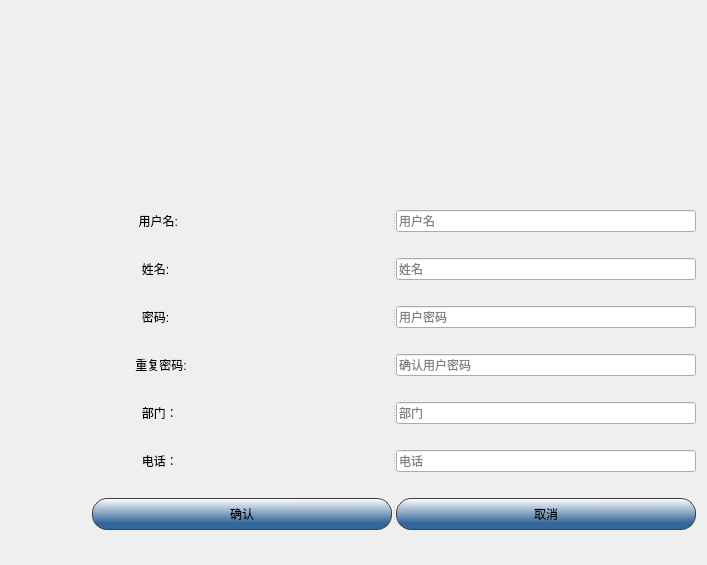
The window that UI/SigninWindow.ui (peipan/charge_station) describes before a commit, drawn with Qt 5.
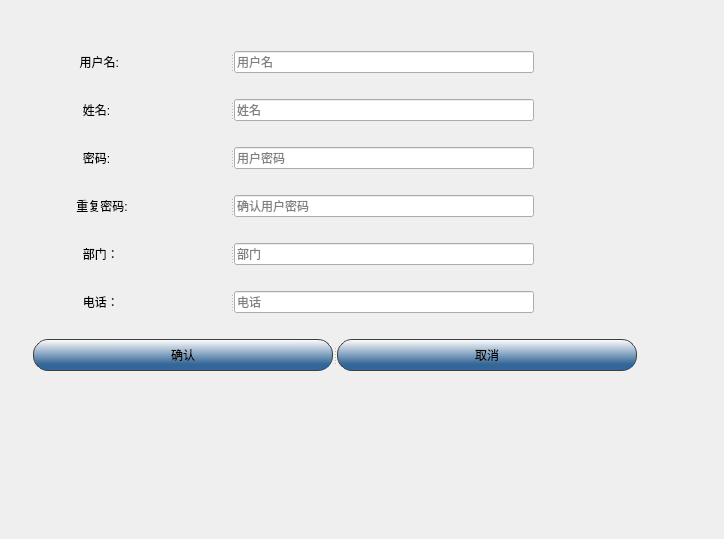
The same window after the commit.

Diff of the .ui file:
```diff
--- a/UI/SigninWindow.ui
+++ b/UI/SigninWindow.ui
@@ -6,44 +6,44 @@
    <rect>
     <x>0</x>
     <y>0</y>
-    <width>707</width>
-    <height>565</height>
+    <width>724</width>
+    <height>539</height>
    </rect>
   </property>
+  <property name="sizePolicy">
+   <sizepolicy hsizetype="Expanding" vsizetype="Preferred">
+    <horstretch>0</horstretch>
+    <verstretch>0</verstretch>
+   </sizepolicy>
+  </property>
   <property name="windowTitle">
    <string>Dialog</string>
   </property>
-  <layout class="QGridLayout" name="gridLayout">
-   <item row="0" column="0" colspan="2">
-    <widget class="QLabel" name="label_8">
-     <property name="minimumSize">
-      <size>
-       <width>0</width>
-       <height>0</height>
-      </size>
-     </property>
-     <property name="maximumSize">
-      <size>
-       <width>685</width>
-       <height>129</height>
-      </size>
-     </property>
-     <property name="styleSheet">
-      <string notr="true"/>
-     </property>
-     <property name="text">
-      <string/>
-     </property>
-     <property name="alignment">
-      <set>Qt::AlignCenter</set>
-     </property>
-    </widget>
-   </item>
-   <item row="3" column="1">
+  <layout class="QFormLayout" name="formLayout">
+   <item row="1" column="0">
     <layout class="QVBoxLayout" name="verticalLayout">
-     <property name="sizeConstraint">
-      <enum>QLayout::SetFixedSize</enum>
+     <property name="leftMargin">
+      <number>22</number>
      </property>
+     <property name="rightMargin">
+      <number>0</number>
+     </property>
+     <item>
+      <spacer name="verticalSpacer_7">
+       <property name="orientation">
+        <enum>Qt::Vertical</enum>
+       </property>
+       <property name="sizeType">
+        <enum>QSizePolicy::Fixed</enum>
+       </property>
+       <property name="sizeHint" stdset="0">
+        <size>
+         <width>679</width>
+         <height>20</height>
+        </size>
+       </property>
+      </spacer>
+     </item>
      <item>
       <widget class="QSplitter" name="name">
        <property name="orientation">
@@ -52,13 +52,13 @@
        <widget class="QLabel" name="label">
         <property name="minimumSize">
          <size>
-          <width>47</width>
+          <width>0</width>
           <height>19</height>
          </size>
         </property>
         <property name="maximumSize">
          <size>
-          <width>16777215</width>
+          <width>197</width>
           <height>16777215</height>
          </size>
         </property>
@@ -122,7 +122,7 @@
        </property>
        <property name="sizeHint" stdset="0">
         <size>
-         <width>20</width>
+         <width>676</width>
          <height>20</height>
         </size>
        </property>
@@ -136,10 +136,16 @@
        <widget class="QLabel" name="label_5">
         <property name="minimumSize">
          <size>
-          <width>47</width>
+          <width>0</width>
           <height>19</height>
          </size>
         </property>
+        <property name="maximumSize">
+         <size>
+          <width>197</width>
+          <height>16777215</height>
+         </size>
+        </property>
         <property name="styleSheet">
          <string notr="true">font: 75 12pt &quot;微软雅黑&quot;;</string>
         </property>
@@ -156,7 +162,7 @@
         </property>
         <property name="minimumSize">
          <size>
-          <width>0</width>
+          <width>300</width>
           <height>0</height>
          </size>
         </property>
@@ -197,7 +203,7 @@
        </property>
        <property name="sizeHint" stdset="0">
         <size>
-         <width>20</width>
+         <width>676</width>
          <height>20</height>
         </size>
        </property>
@@ -211,10 +217,16 @@
        <widget class="QLabel" name="label_2">
         <property name="minimumSize">
          <size>
-          <width>47</width>
+          <width>0</width>
           <height>19</height>
          </size>
         </property>
+        <property name="maximumSize">
+         <size>
+          <width>197</width>
+          <height>16777215</height>
+         </size>
+        </property>
         <property name="styleSheet">
          <string notr="true">font: 75 12pt &quot;微软雅黑&quot;;</string>
         </property>
@@ -231,7 +243,7 @@
         </property>
         <property name="minimumSize">
          <size>
-          <width>0</width>
+          <width>300</width>
           <height>0</height>
          </size>
         </property>
@@ -266,7 +278,7 @@
        </property>
        <property name="sizeHint" stdset="0">
         <size>
-         <width>20</width>
+         <width>676</width>
          <height>20</height>
         </size>
        </property>
@@ -280,13 +292,13 @@
        <widget class="QLabel" name="label_4">
         <property name="minimumSize">
          <size>
-          <width>0</width>
+          <width>197</width>
           <height>20</height>
          </size>
         </property>
         <property name="maximumSize">
          <size>
-          <width>16777215</width>
+          <width>197</width>
           <height>16777215</height>
          </size>
         </property>
@@ -342,7 +354,7 @@
        </property>
        <property name="sizeHint" stdset="0">
         <size>
-         <width>20</width>
+         <width>676</width>
          <height>20</height>
         </size>
        </property>
@@ -356,10 +368,16 @@
        <widget class="QLabel" name="label_7">
         <property name="minimumSize">
          <size>
-          <width>47</width>
+          <width>0</width>
           <height>19</height>
          </size>
         </property>
+        <property name="maximumSize">
+         <size>
+          <width>197</width>
+          <height>16777215</height>
+         </size>
+        </property>
         <property name="styleSheet">
          <string notr="true">font: 75 12pt &quot;微软雅黑&quot;;</string>
         </property>
@@ -411,7 +429,7 @@
        </property>
        <property name="sizeHint" stdset="0">
         <size>
-         <width>20</width>
+         <width>676</width>
          <height>20</height>
         </size>
        </property>
@@ -431,13 +449,13 @@
         </property>
         <property name="minimumSize">
          <size>
-          <width>99</width>
+          <width>0</width>
           <height>19</height>
          </size>
         </property>
         <property name="maximumSize">
          <size>
-          <width>16777215</width>
+          <width>197</width>
           <height>16777215</height>
          </size>
         </property>
@@ -492,7 +510,7 @@
        </property>
        <property name="sizeHint" stdset="0">
         <size>
-         <width>20</width>
+         <width>676</width>
          <height>20</height>
         </size>
        </property>
@@ -504,6 +522,12 @@
         <enum>Qt::Horizontal</enum>
        </property>
        <widget class="QPushButton" name="btn_confirm_2">
+        <property name="maximumSize">
+         <size>
+          <width>300</width>
+          <height>16777215</height>
+         </size>
+        </property>
         <property name="styleSheet">
          <string notr="true">background-color: qlineargradient(spread:pad, x1:0.541701, y1:1, x2:0.537, y2:0, stop:0.20398 rgba(51, 102, 153, 255), stop:1 rgba(255, 255, 255, 255));
 border-style:none;
@@ -519,6 +543,12 @@
         </property>
        </widget>
        <widget class="QPushButton" name="btn_cancel">
+        <property name="maximumSize">
+         <size>
+          <width>300</width>
+          <height>16777215</height>
+         </size>
+        </property>
         <property name="styleSheet">
          <string notr="true">background-color: qlineargradient(spread:pad, x1:0.541701, y1:1, x2:0.537, y2:0, stop:0.20398 rgba(51, 102, 153, 255), stop:1 rgba(255, 255, 255, 255));
 border-style:none;
@@ -537,44 +567,31 @@
      </item>
     </layout>
    </item>
-   <item row="3" column="0">
-    <widget class="QLabel" name="label_9">
+   <item row="0" column="0" colspan="2">
+    <widget class="QLabel" name="label_8">
      <property name="minimumSize">
       <size>
-       <width>75</width>
-       <height>75</height>
+       <width>0</width>
+       <height>0</height>
       </size>
      </property>
      <property name="maximumSize">
       <size>
-       <width>75</width>
-       <height>75</height>
+       <width>685</width>
+       <height>129</height>
       </size>
      </property>
      <property name="styleSheet">
       <string notr="true"/>
      </property>
      <property name="text">
-      <string>&lt;html&gt;&lt;head/&gt;&lt;body&gt;&lt;p&gt;&lt;br/&gt;&lt;/p&gt;&lt;/body&gt;&lt;/html&gt;</string>
+      <string/>
+     </property>
+     <property name="alignment">
+      <set>Qt::AlignCenter</set>
      </property>
     </widget>
    </item>
-   <item row="1" column="0" colspan="2">
-    <spacer name="verticalSpacer_7">
-     <property name="orientation">
-      <enum>Qt::Vertical</enum>
-     </property>
-     <property name="sizeType">
-      <enum>QSizePolicy::Fixed</enum>
-     </property>
-     <property name="sizeHint" stdset="0">
-      <size>
-       <width>20</width>
-       <height>20</height>
-      </size>
-     </property>
-    </spacer>
-   </item>
   </layout>
  </widget>
  <resources/>
```
